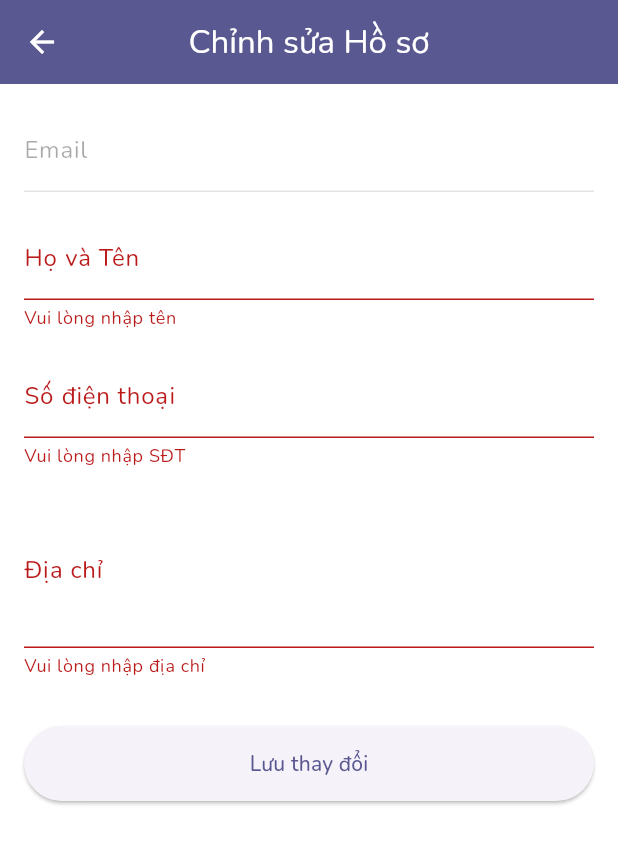
After one commit to HoaiQuy1608/Ung_dung_ban_sach, a Flutter app: the EditProfileScreen screen opened directly, after a tap on "Lưu thay đổi", on a phone screen of 412 x 824 dp. The commit adds this screen. Shown: the top 844 px of the screen. Run offline on Flutter 3.47's test engine with Material 3 defaults, Android fonts, the light colour scheme and no system bars; our stand-ins replace cached_network_image, convex_bottom_bar, firebase_core, firebase_database, flutter_easyloading, google_fonts and 2 more; accounts and stored records are empty.

Commit message:
them chinh sua ho so cho user

```diff
--- a/lib/models/user.dart
+++ b/lib/models/user.dart
@@ -5,27 +5,59 @@ class User {
   final String email;
   final String password;
   final UserRole role;
+  final String name;
+  final String phone;
+  final String address;
 
   const User({
     required this.id,
     required this.email,
     required this.password,
     required this.role,
+    this.name = '',
+    this.phone = '',
+    this.address = '',
   });
 
   Map<String, dynamic> toMap() => {
-        'id': id,
-        'email': email,
-        'password': password,
-        'role': role.name,
-      };
+    'id': id,
+    'email': email,
+    'password': password,
+    'role': role.name,
+    'name': name,
+    'phone': phone,
+    'address': address,
+  };
 
   factory User.fromMap(Map<String, dynamic> map) {
     return User(
-      id: map['id'],
-      email: map['email'],
-      password: map['password'],
+      id: map['id'] ?? '',
+      email: map['email'] ?? '',
+      password: map['password'] ?? '',
       role: map['role'] == 'admin' ? UserRole.admin : UserRole.user,
+      name: map['name'] ?? '',
+      phone: map['phone'] ?? '',
+      address: map['address'] ?? '',
+    );
+  }
+
+  User copyWith({
+    String? id,
+    String? email,
+    String? password,
+    UserRole? role,
+    String? name,
+    String? phone,
+    String? address,
+  }) {
+    return User(
+      id: id ?? this.id,
+      email: email ?? this.email,
+      password: password ?? this.password,
+      role: role ?? this.role,
+      name: name ?? this.name,
+      phone: phone ?? this.phone,
+      address: address ?? this.address,
     );
   }
 }
--- /dev/null
+++ b/lib/screen/edit_profile_screen.dart
@@ -0,0 +1,142 @@
+import 'package:flutter/material.dart';
+import 'package:provider/provider.dart';
+import '../providers/auth_provider.dart';
+
+class EditProfileScreen extends StatefulWidget {
+  const EditProfileScreen({super.key});
+
+  @override
+  State<EditProfileScreen> createState() => _EditProfileScreenState();
+}
+
+class _EditProfileScreenState extends State<EditProfileScreen> {
+  final _formKey = GlobalKey<FormState>();
+  final _nameController = TextEditingController();
+  final _phoneController = TextEditingController();
+  final _addressController = TextEditingController();
+  bool _isLoading = false;
+
+  @override
+  void initState() {
+    super.initState();
+    // Lấy user hiện tại
+    final authProvider = Provider.of<AuthProvider>(context, listen: false);
+    final currentUser = authProvider.currentUser;
+
+    // Điền thông tin cũ vào các ô
+    if (currentUser != null) {
+      _nameController.text = currentUser.name;
+      _phoneController.text = currentUser.phone;
+      _addressController.text = currentUser.address;
+    }
+  }
+
+  @override
+  void dispose() {
+    _nameController.dispose();
+    _phoneController.dispose();
+    _addressController.dispose();
+    super.dispose();
+  }
+
+  // Hàm xử lý LƯU
+  Future<void> _saveProfile() async {
+    if (!_formKey.currentState!.validate()) {
+      return;
+    }
+
+    setState(() {
+      _isLoading = true;
+    });
+
+    final authProvider = Provider.of<AuthProvider>(context, listen: false);
+
+    try {
+      // Gọi hàm mới trong provider
+      await authProvider.updateProfile(
+        _nameController.text,
+        _phoneController.text,
+        _addressController.text,
+      );
+
+      setState(() {
+        _isLoading = false;
+      });
+
+      ScaffoldMessenger.of(context).showSnackBar(
+        SnackBar(
+          content: Text('Cập nhật hồ sơ thành công!'),
+          backgroundColor: Colors.green,
+        ),
+      );
+      Navigator.of(context).pop();
+    } catch (e) {
+      setState(() {
+        _isLoading = false;
+      });
+      ScaffoldMessenger.of(context).showSnackBar(
+        SnackBar(content: Text('Lỗi: $e'), backgroundColor: Colors.red),
+      );
+    }
+  }
+
+  @override
+  Widget build(BuildContext context) {
+    final email =
+        Provider.of<AuthProvider>(context, listen: false).currentUser?.email ??
+        '...';
+    return Scaffold(
+      appBar: AppBar(title: const Text('Chỉnh sửa Hồ sơ')),
+      body: SingleChildScrollView(
+        child: Padding(
+          padding: const EdgeInsets.all(16.0),
+          child: Form(
+            key: _formKey,
+            child: Column(
+              children: [
+                TextFormField(
+                  initialValue: email,
+                  decoration: InputDecoration(labelText: 'Email'),
+                  enabled: false,
+                ),
+                const SizedBox(height: 16),
+                TextFormField(
+                  controller: _nameController,
+                  decoration: InputDecoration(labelText: 'Họ và Tên'),
+                  validator: (value) =>
+                      value!.isEmpty ? 'Vui lòng nhập tên' : null,
+                ),
+                const SizedBox(height: 16),
+                TextFormField(
+                  controller: _phoneController,
+                  decoration: InputDecoration(labelText: 'Số điện thoại'),
+                  keyboardType: TextInputType.phone,
+                  validator: (value) =>
+                      value!.isEmpty ? 'Vui lòng nhập SĐT' : null,
+                ),
+                const SizedBox(height: 16),
+                TextFormField(
+                  controller: _addressController,
+                  decoration: InputDecoration(labelText: 'Địa chỉ'),
+                  maxLines: 3,
+                  validator: (value) =>
+                      value!.isEmpty ? 'Vui lòng nhập địa chỉ' : null,
+                ),
+                const SizedBox(height: 32),
+                ElevatedButton(
+                  onPressed: _isLoading ? null : _saveProfile,
+                  child: _isLoading
+                      ? CircularProgressIndicator(color: Colors.white)
+                      : Text('Lưu thay đổi'),
+                  style: ElevatedButton.styleFrom(
+                    minimumSize: Size(double.infinity, 50),
+                  ),
+                ),
+              ],
+            ),
+          ),
+        ),
+      ),
+    );
+  }
+}
--- a/lib/screen/profile_screen.dart
+++ b/lib/screen/profile_screen.dart
@@ -5,6 +5,7 @@ import '../providers/auth_provider.dart';
 import 'login_screen.dart';
 import 'wishlist_screen.dart';
 import './shared/purchase_history_screen.dart';
+import './edit_profile_screen.dart';
 
 class ProfileScreen extends StatelessWidget {
   const ProfileScreen({super.key});
@@ -136,6 +137,17 @@ class ProfileScreen extends StatelessWidget {
             },
           ),
           ListTile(
+            leading: const Icon(Icons.edit_note_outlined),
+            title: const Text('Chỉnh sửa Hồ sơ'),
+            subtitle: const Text('Tên, SĐT, Địa chỉ'),
+            trailing: const Icon(Icons.chevron_right),
+            onTap: () {
+              Navigator.of(context).push(
+                MaterialPageRoute(builder: (_) => const EditProfileScreen()),
+              );
+            },
+          ),
+          ListTile(
             leading: const Icon(Icons.favorite_border),
             title: const Text('Sách yêu thích'),
             trailing: const Icon(Icons.chevron_right),
```
Also changed, not shown: lib/providers/auth_provider.dart (+19 -21 lines).
